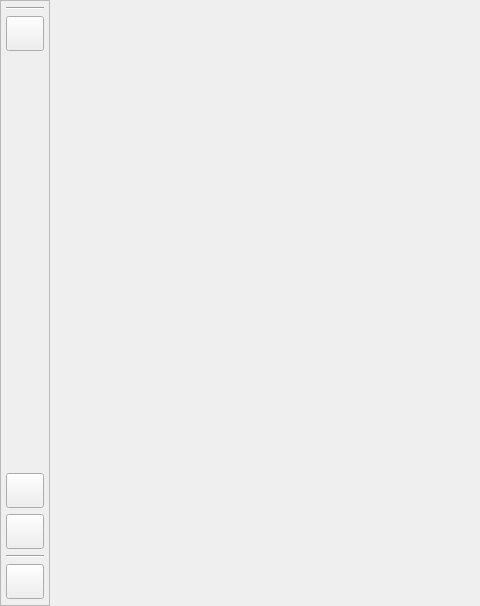
Above: zapzap/ui/ui_browser.ui from rafatosta/zapzap before the change; both pictures show x 0 to 480 and y 0 to 606 of the 1137 by 606 pixel window. Below: the same form after it.
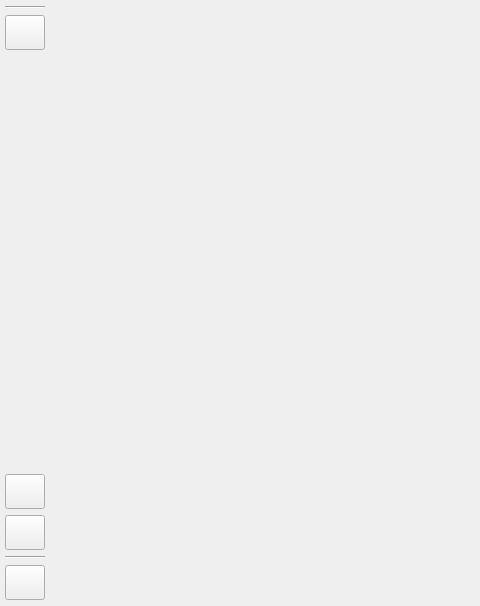
That is the form after the change.

What changed in the file:
```diff
--- a/zapzap/ui/ui_browser.ui
+++ b/zapzap/ui/ui_browser.ui
@@ -44,7 +44,7 @@
       </size>
      </property>
      <property name="frameShape">
-      <enum>QFrame::Shape::StyledPanel</enum>
+      <enum>QFrame::Shape::NoFrame</enum>
      </property>
      <property name="frameShadow">
       <enum>QFrame::Shadow::Raised</enum>
```
